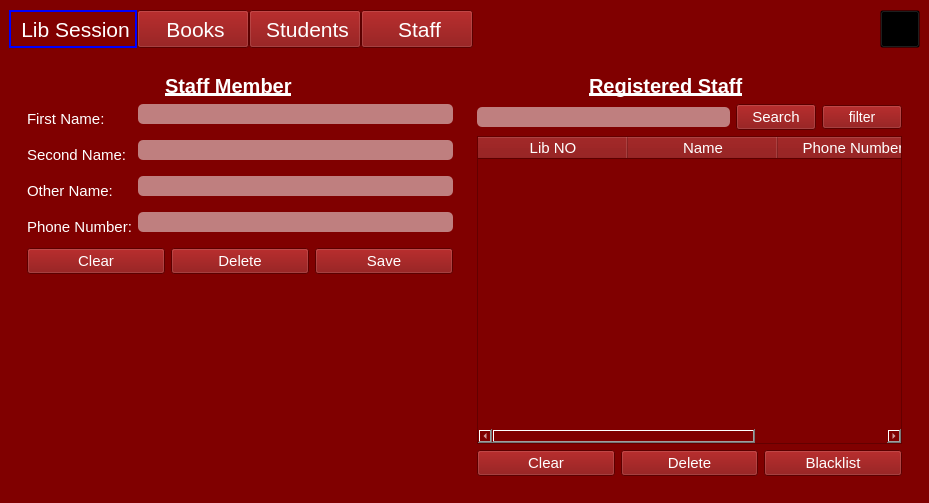
thaikum/Library-management, file UI/main2.ui: the form before one commit.
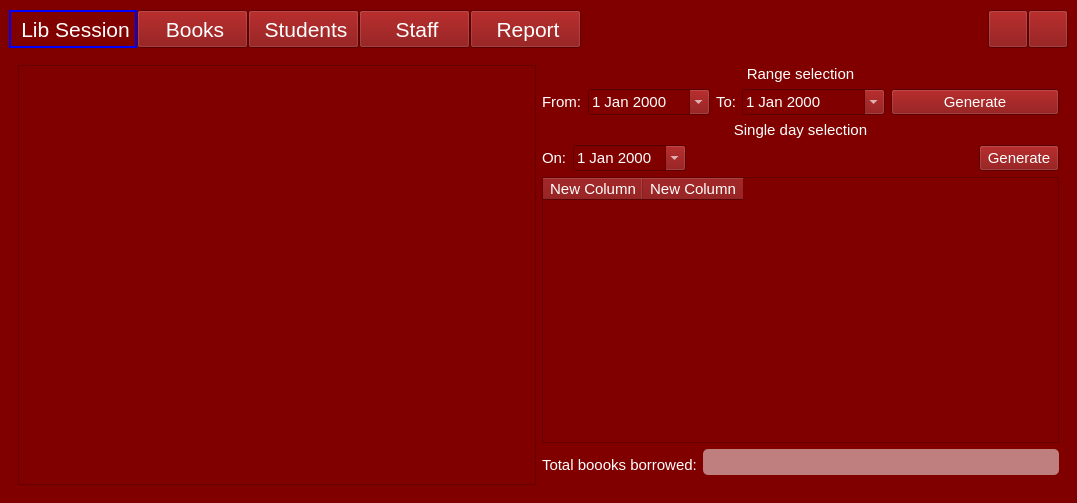
The form after the commit. The open tabs and pages were chosen to show the change. Icons and pictures are not drawn.

What changed in the file:
```diff
--- a/UI/main2.ui
+++ b/UI/main2.ui
@@ -6,7 +6,7 @@
    <rect>
     <x>0</x>
     <y>0</y>
-    <width>929</width>
+    <width>1077</width>
     <height>500</height>
    </rect>
   </property>
@@ -32,12 +32,15 @@
    <string>MainWindow</string>
   </property>
   <property name="styleSheet">
-   <string notr="true">background-color: #800000;
+   <string notr="true">background: #800000;
 color: rgb(255,255,255);
 font-size:12;
 
 </string>
   </property>
+  <property name="tabShape">
+   <enum>QTabWidget::Rounded</enum>
+  </property>
   <widget class="QWidget" name="centralwidget">
    <property name="sizePolicy">
     <sizepolicy hsizetype="Expanding" vsizetype="Expanding">
@@ -54,8 +57,379 @@
    <property name="layoutDirection">
     <enum>Qt::LeftToRight</enum>
    </property>
-   <layout class="QGridLayout" name="gridLayout">
-    <item row="1" column="0">
+   <property name="styleSheet">
+    <string notr="true">QLineEdit {
+    border-radius:5px;
+    margin:0px;
+    background-color:rgba(255,255,255,0.5);
+    margin-bottom:10px;
+    padding-left:3px;
+    color:black;
+}
+
+QPushButton:hover {
+    background-color:red;
+    color:black;
+    font-weight:bold;
+}
+
+QCheckBox::indicator {
+    width: 16px;
+    height: 16px;
+}
+
+QLabel[accessibleName = 'title']  {
+	text-decoration:underline;
+	font-size:20px;
+}
+
+QCheckBox::indicator:unchecked{
+	image: url(:images/square.png);
+}
+
+QCheckBox::indicator:checked {
+    image: url(:images/checkbox.png);
+}
+	</string>
+   </property>
+   <layout class="QVBoxLayout" name="verticalLayout_11">
+    <item>
+     <widget class="QWidget" name="horizontalWidget" native="true">
+      <property name="sizePolicy">
+       <sizepolicy hsizetype="Expanding" vsizetype="Expanding">
+        <horstretch>0</horstretch>
+        <verstretch>0</verstretch>
+       </sizepolicy>
+      </property>
+      <property name="maximumSize">
+       <size>
+        <width>2000</width>
+        <height>41</height>
+       </size>
+      </property>
+      <property name="autoFillBackground">
+       <bool>false</bool>
+      </property>
+      <property name="styleSheet">
+       <string notr="true"/>
+      </property>
+      <layout class="QHBoxLayout" name="horizontalLayout" stretch="0,0,0,0,0,0,0,0">
+       <property name="spacing">
+        <number>0</number>
+       </property>
+       <property name="leftMargin">
+        <number>0</number>
+       </property>
+       <property name="topMargin">
+        <number>0</number>
+       </property>
+       <property name="rightMargin">
+        <number>0</number>
+       </property>
+       <property name="bottomMargin">
+        <number>0</number>
+       </property>
+       <item>
+        <widget class="QPushButton" name="btnLibSession">
+         <property name="sizePolicy">
+          <sizepolicy hsizetype="Expanding" vsizetype="Expanding">
+           <horstretch>0</horstretch>
+           <verstretch>0</verstretch>
+          </sizepolicy>
+         </property>
+         <property name="maximumSize">
+          <size>
+           <width>200</width>
+           <height>38</height>
+          </size>
+         </property>
+         <property name="font">
+          <font>
+           <pointsize>16</pointsize>
+          </font>
+         </property>
+         <property name="autoFillBackground">
+          <bool>false</bool>
+         </property>
+         <property name="styleSheet">
+          <string notr="true">padding-left:10px;
+border:2px solid blue;
+padding-right:5px;</string>
+         </property>
+         <property name="text">
+          <string>Lib Session</string>
+         </property>
+         <property name="icon">
+          <iconset theme="icon.jpg">
+           <normaloff>../../../../../../../../../../../../../.designer/backup</normaloff>../../../../../../../../../../../../../.designer/backup</iconset>
+         </property>
+         <property name="autoDefault">
+          <bool>true</bool>
+         </property>
+        </widget>
+       </item>
+       <item>
+        <widget class="QPushButton" name="btnBooks">
+         <property name="sizePolicy">
+          <sizepolicy hsizetype="Expanding" vsizetype="Expanding">
+           <horstretch>0</horstretch>
+           <verstretch>0</verstretch>
+          </sizepolicy>
+         </property>
+         <property name="maximumSize">
+          <size>
+           <width>200</width>
+           <height>38</height>
+          </size>
+         </property>
+         <property name="font">
+          <font>
+           <pointsize>16</pointsize>
+          </font>
+         </property>
+         <property name="autoFillBackground">
+          <bool>false</bool>
+         </property>
+         <property name="styleSheet">
+          <string notr="true">padding-left:10px;
+padding-right:5px;</string>
+         </property>
+         <property name="text">
+          <string>Books</string>
+         </property>
+         <property name="autoDefault">
+          <bool>false</bool>
+         </property>
+        </widget>
+       </item>
+       <item>
+        <widget class="QPushButton" name="btnStudents">
+         <property name="sizePolicy">
+          <sizepolicy hsizetype="Expanding" vsizetype="Ignored">
+           <horstretch>0</horstretch>
+           <verstretch>0</verstretch>
+          </sizepolicy>
+         </property>
+         <property name="maximumSize">
+          <size>
+           <width>200</width>
+           <height>38</height>
+          </size>
+         </property>
+         <property name="font">
+          <font>
+           <pointsize>16</pointsize>
+          </font>
+         </property>
+         <property name="autoFillBackground">
+          <bool>false</bool>
+         </property>
+         <property name="styleSheet">
+          <string notr="true">padding-left:10px;
+padding-right:5px;</string>
+         </property>
+         <property name="text">
+          <string>Students</string>
+         </property>
+         <property name="autoDefault">
+          <bool>false</bool>
+         </property>
+        </widget>
+       </item>
+       <item>
+        <widget class="QPushButton" name="btnStaff">
+         <property name="sizePolicy">
+          <sizepolicy hsizetype="Expanding" vsizetype="Fixed">
+           <horstretch>0</horstretch>
+           <verstretch>0</verstretch>
+          </sizepolicy>
+         </property>
+         <property name="maximumSize">
+          <size>
+           <width>200</width>
+           <height>38</height>
+          </size>
+         </property>
+         <property name="font">
+          <font>
+           <pointsize>16</pointsize>
+          </font>
+         </property>
+         <property name="autoFillBackground">
+          <bool>false</bool>
+         </property>
+         <property name="styleSheet">
+          <string notr="true">padding-left:10px;
+padding-right:5px;</string>
+         </property>
+         <property name="text">
+          <string>Staff</string>
+         </property>
+         <property name="autoDefault">
+          <bool>false</bool>
+         </property>
+        </widget>
+       </item>
+       <item>
+        <widget class="QPushButton" name="btnReport">
+         <property name="sizePolicy">
+          <sizepolicy hsizetype="Expanding" vsizetype="Fixed">
+           <horstretch>0</horstretch>
+           <verstretch>0</verstretch>
+          </sizepolicy>
+         </property>
+         <property name="maximumSize">
+          <size>
+           <width>200</width>
+           <height>38</height>
+          </size>
+         </property>
+         <property name="font">
+          <font>
+           <pointsize>16</pointsize>
+          </font>
+         </property>
+         <property name="autoFillBackground">
+          <bool>false</bool>
+         </property>
+         <property name="styleSheet">
+          <string notr="true">padding-left:10px;
+padding-right:5px;</string>
+         </property>
+         <property name="text">
+          <string>Report</string>
+         </property>
+         <property name="icon">
+          <iconset>
+           <normalon>:/images/statistics.png</normalon>
+          </iconset>
+         </property>
+         <property name="iconSize">
+          <size>
+           <width>24</width>
+           <height>24</height>
+          </size>
+         </property>
+         <property name="autoDefault">
+          <bool>false</bool>
+         </property>
+        </widget>
+       </item>
+       <item>
+        <spacer name="horizontalSpacer">
+         <property name="maximumSize">
+          <size>
+           <width>407</width>
+           <height>41</height>
+          </size>
+         </property>
+         <property name="autoFillBackground">
+          <bool>false</bool>
+         </property>
+         <property name="orientation">
+          <enum>Qt::Horizontal</enum>
+         </property>
+         <property name="sizeHint" stdset="0">
+          <size>
+           <width>40</width>
+           <height>20</height>
+          </size>
+         </property>
+        </spacer>
+       </item>
+       <item>
+        <widget class="QPushButton" name="btnUsers">
+         <property name="sizePolicy">
+          <sizepolicy hsizetype="Expanding" vsizetype="Expanding">
+           <horstretch>0</horstretch>
+           <verstretch>0</verstretch>
+          </sizepolicy>
+         </property>
+         <property name="maximumSize">
+          <size>
+           <width>40</width>
+           <height>38</height>
+          </size>
+         </property>
+         <property name="font">
+          <font>
+           <pointsize>16</pointsize>
+          </font>
+         </property>
+         <property name="toolTip">
+          <string comment="Hello world" extracomment="Settings"/>
+         </property>
+         <property name="toolTipDuration">
+          <number>30</number>
+         </property>
+         <property name="accessibleName">
+          <string>hello_world</string>
+         </property>
+         <property name="autoFillBackground">
+          <bool>false</bool>
+         </property>
+         <property name="styleSheet">
+          <string notr="true"/>
+         </property>
+         <property name="text">
+          <string/>
+         </property>
+         <property name="iconSize">
+          <size>
+           <width>24</width>
+           <height>24</height>
+          </size>
+         </property>
+        </widget>
+       </item>
+       <item>
+        <widget class="QPushButton" name="btnSettings">
+         <property name="sizePolicy">
+          <sizepolicy hsizetype="Expanding" vsizetype="Expanding">
+           <horstretch>0</horstretch>
+           <verstretch>0</verstretch>
+          </sizepolicy>
+         </property>
+         <property name="maximumSize">
+          <size>
+           <width>40</width>
+           <height>38</height>
+          </size>
+         </property>
+         <property name="font">
+          <font>
+           <pointsize>16</pointsize>
+          </font>
+         </property>
+         <property name="toolTip">
+          <string comment="Hello world" extracomment="Settings"/>
+         </property>
+         <property name="toolTipDuration">
+          <number>30</number>
+         </property>
+         <property name="accessibleName">
+          <string>hello_world</string>
+         </property>
+         <property name="autoFillBackground">
+          <bool>false</bool>
+         </property>
+         <property name="styleSheet">
+          <string notr="true"/>
+         </property>
+         <property name="text">
+          <string/>
+         </property>
+         <property name="icon">
+          <iconset>
+           <normalon>../../../../../../../../.designer/backup/settings2.svg</normalon>
+          </iconset>
+         </property>
+        </widget>
+       </item>
+      </layout>
+     </widget>
+    </item>
+    <item>
      <widget class="QStackedWidget" name="pages">
       <property name="sizePolicy">
        <sizepolicy hsizetype="Expanding" vsizetype="Expanding">
@@ -512,7 +886,7 @@
        </layout>
       </widget>
       <widget class="QWidget" name="pgStaff">
-       <layout class="QHBoxLayout" name="horizontalLayout_27" stretch="0,0">
+       <layout class="QHBoxLayout" name="horizontalLayout_27" stretch="1,2">
         <item>
          <widget class="QFrame" name="frame">
           <layout class="QVBoxLayout" name="verticalLayout_7" stretch="0,1,0,2">
@@ -725,13 +1099,6 @@
                 </property>
                </widget>
               </item>
-              <item>
-               <widget class="QPushButton" name="pushButton_27">
-                <property name="text">
-                 <string>Search</string>
-                </property>
-               </widget>
-              </item>
               <item>
                <widget class="QPushButton" name="pushButton_28">
                 <property name="styleSheet">
@@ -806,6 +1173,206 @@
         </item>
        </layout>
       </widget>
+      <widget class="QWidget" name="pgSettings"/>
+      <widget class="QWidget" name="page"/>
+      <widget class="QWidget" name="pgReport">
+       <layout class="QHBoxLayout" name="horizontalLayout_28">
+        <item>
+         <widget class="QScrollArea" name="graphScroll">
+          <property name="verticalScrollBarPolicy">
+           <enum>Qt::ScrollBarAsNeeded</enum>
+          </property>
+          <property name="sizeAdjustPolicy">
+           <enum>QAbstractScrollArea::AdjustToContents</enum>
+          </property>
+          <property name="widgetResizable">
+           <bool>true</bool>
+          </property>
+          <widget class="QWidget" name="scrollAreaWidgetContents">
+           <property name="geometry">
+            <rect>
+             <x>0</x>
+             <y>0</y>
+             <width>516</width>
+             <height>418</height>
+            </rect>
+           </property>
+          </widget>
+         </widget>
+        </item>
+        <item>
+         <layout class="QVBoxLayout" name="verticalLayout_13">
+          <item>
+           <layout class="QVBoxLayout" name="verticalLayout_10">
+            <item>
+             <layout class="QVBoxLayout" name="verticalLayout_9">
+              <item>
+               <widget class="QLabel" name="label_7">
+                <property name="accessibleName">
+                 <string>title</string>
+                </property>
+                <property name="text">
+                 <string>Range selection</string>
+                </property>
+                <property name="alignment">
+                 <set>Qt::AlignCenter</set>
+                </property>
+               </widget>
+              </item>
+              <item>
+               <layout class="QHBoxLayout" name="horizontalLayout_16">
+                <item>
+                 <layout class="QFormLayout" name="formLayout_5">
+                  <item row="0" column="0">
+                   <widget class="QLabel" name="label_3">
+                    <property name="text">
+                     <string>From:</string>
+                    </property>
+                   </widget>
+                  </item>
+                  <item row="0" column="1">
+                   <widget class="QDateEdit" name="fromDate">
+                    <property name="calendarPopup">
+                     <bool>true</bool>
+                    </property>
+                   </widget>
+                  </item>
+                 </layout>
+                </item>
+                <item>
+                 <layout class="QFormLayout" name="formLayout_6">
+                  <item row="0" column="0">
+                   <widget class="QLabel" name="label_4">
+                    <property name="text">
+                     <string>To:</string>
+                    </property>
+                   </widget>
+                  </item>
+                  <item row="0" column="1">
+                   <widget class="QDateEdit" name="toDate">
+                    <property name="calendarPopup">
+                     <bool>true</bool>
+                    </property>
+                   </widget>
+                  </item>
+                 </layout>
+                </item>
+                <item>
+                 <widget class="QPushButton" name="generateRangeReport">
+                  <property name="text">
+                   <string>Generate</string>
+                  </property>
+                 </widget>
+                </item>
+               </layout>
+              </item>
+              <item>
+               <widget class="QLabel" name="label_22">
+                <property name="accessibleName">
+                 <string>title</string>
+                </property>
+                <property name="text">
+                 <string>Single day selection</string>
+                </property>
+                <property name="alignment">
+                 <set>Qt::AlignCenter</set>
+                </property>
+               </widget>
+              </item>
+              <item>
+               <layout class="QHBoxLayout" name="horizontalLayout_24">
+                <item>
+                 <layout class="QFormLayout" name="formLayout_7">
+                  <item row="0" column="0">
+                   <widget class="QLabel" name="label_5">
+                    <property name="text">
+                     <string>On:</string>
+                    </property>
+                   </widget>
+                  </item>
+                  <item row="0" column="1">
+                   <widget class="QDateEdit" name="onDate">
+                    <property name="calendarPopup">
+                     <bool>true</bool>
+                    </property>
+                   </widget>
+                  </item>
+                 </layout>
+                </item>
+                <item>
+                 <spacer name="horizontalSpacer_2">
+                  <property name="orientation">
+                   <enum>Qt::Horizontal</enum>
+                  </property>
+                  <property name="sizeHint" stdset="0">
+                   <size>
+                    <width>40</width>
+                    <height>20</height>
+                   </size>
+                  </property>
+                 </spacer>
+                </item>
+                <item>
+                 <widget class="QPushButton" name="generateOnReport">
+                  <property name="text">
+                   <string>Generate</string>
+                  </property>
+                 </widget>
+                </item>
+               </layout>
+              </item>
+             </layout>
+            </item>
+            <item>
+             <widget class="QTableWidget" name="tblReport">
+              <property name="contextMenuPolicy">
+               <enum>Qt::CustomContextMenu</enum>
+              </property>
+              <property name="selectionBehavior">
+               <enum>QAbstractItemView::SelectRows</enum>
+              </property>
+              <column>
+               <property name="text">
+                <string>New Column</string>
+               </property>
+              </column>
+              <column>
+               <property name="text">
+                <string>New Column</string>
+               </property>
+              </column>
+             </widget>
+            </item>
+           </layout>
+          </item>
+          <item>
+           <layout class="QFormLayout" name="formLayout_8">
+            <item row="0" column="0">
+             <widget class="QLabel" name="label_6">
+              <property name="text">
+               <string>Total boooks borrowed:</string>
+              </property>
+             </widget>
+            </item>
+            <item row="0" column="1">
+             <widget class="QLineEdit" name="txtTotalBooks">
+              <property name="styleSheet">
+               <string notr="true">font-size:20px;</string>
+              </property>
+              <property name="alignment">
+               <set>Qt::AlignRight|Qt::AlignTrailing|Qt::AlignVCenter</set>
+              </property>
+              <property name="readOnly">
+               <bool>true</bool>
+              </property>
+             </widget>
+            </item>
+           </layout>
+          </item>
+         </layout>
+        </item>
+       </layout>
+      </widget>
       <widget class="QWidget" name="pgStudents">
        <layout class="QHBoxLayout" name="horizontalLayout_12" stretch="0,0">
         <item>
@@ -1538,252 +2105,6 @@
       </widget>
      </widget>
     </item>
-    <item row="0" column="0">
-     <widget class="QWidget" name="horizontalWidget" native="true">
-      <property name="sizePolicy">
-       <sizepolicy hsizetype="Expanding" vsizetype="Expanding">
-        <horstretch>0</horstretch>
-        <verstretch>0</verstretch>
-       </sizepolicy>
-      </property>
-      <property name="maximumSize">
-       <size>
-        <width>2000</width>
-        <height>41</height>
-       </size>
-      </property>
-      <property name="autoFillBackground">
-       <bool>false</bool>
-      </property>
-      <property name="styleSheet">
-       <string notr="true"/>
-      </property>
-      <layout class="QHBoxLayout" name="horizontalLayout" stretch="0,0,0,0,0,0">
-       <property name="spacing">
-        <number>0</number>
-       </property>
-       <property name="leftMargin">
-        <number>0</number>
-       </property>
-       <property name="topMargin">
-        <number>0</number>
-       </property>
-       <property name="rightMargin">
-        <number>0</number>
-       </property>
-       <property name="bottomMargin">
-        <number>0</number>
-       </property>
-       <item>
-        <widget class="QPushButton" name="btnLibSession">
-         <property name="sizePolicy">
-          <sizepolicy hsizetype="Expanding" vsizetype="Expanding">
-           <horstretch>0</horstretch>
-           <verstretch>0</verstretch>
-          </sizepolicy>
-         </property>
-         <property name="maximumSize">
-          <size>
-           <width>200</width>
-           <height>38</height>
-          </size>
-         </property>
-         <property name="font">
-          <font>
-           <pointsize>16</pointsize>
-          </font>
-         </property>
-         <property name="autoFillBackground">
-          <bool>false</bool>
-         </property>
-         <property name="styleSheet">
-          <string notr="true">padding-left:10px;
-border:2px solid blue;
-padding-right:5px;</string>
-         </property>
-         <property name="text">
-          <string>Lib Session</string>
-         </property>
-         <property name="icon">
-          <iconset theme="icon.jpg">
-           <normaloff>../../../../../../../.designer/backup</normaloff>../../../../../../../.designer/backup</iconset>
-         </property>
-         <property name="autoDefault">
-          <bool>true</bool>
-         </property>
-        </widget>
-       </item>
-       <item>
-        <widget class="QPushButton" name="btnBooks">
-         <property name="sizePolicy">
-          <sizepolicy hsizetype="Expanding" vsizetype="Expanding">
-           <horstretch>0</horstretch>
-           <verstretch>0</verstretch>
-          </sizepolicy>
-         </property>
-         <property name="maximumSize">
-          <size>
-           <width>200</width>
-           <height>38</height>
-          </size>
-         </property>
-         <property name="font">
-          <font>
-           <pointsize>16</pointsize>
-          </font>
-         </property>
-         <property name="autoFillBackground">
-          <bool>false</bool>
-         </property>
-         <property name="styleSheet">
-          <string notr="true">padding-left:10px;
-padding-right:5px;</string>
-         </property>
-         <property name="text">
-          <string>Books</string>
-         </property>
-         <property name="autoDefault">
-          <bool>false</bool>
-         </property>
-        </widget>
-       </item>
-       <item>
-        <widget class="QPushButton" name="btnStudents">
-         <property name="sizePolicy">
-          <sizepolicy hsizetype="Expanding" vsizetype="Ignored">
-           <horstretch>0</horstretch>
-           <verstretch>0</verstretch>
-          </sizepolicy>
-         </property>
-         <property name="maximumSize">
-          <size>
-           <width>200</width>
-           <height>38</height>
-          </size>
-         </property>
-         <property name="font">
-          <font>
-           <pointsize>16</pointsize>
-          </font>
-         </property>
-         <property name="autoFillBackground">
-          <bool>false</bool>
-         </property>
-         <property name="styleSheet">
-          <string notr="true">padding-left:10px;
-padding-right:5px;</string>
-         </property>
-         <property name="text">
-          <string>Students</string>
-         </property>
-         <property name="autoDefault">
-          <bool>false</bool>
-         </property>
-        </widget>
-       </item>
-       <item>
-        <widget class="QPushButton" name="btnStaff">
-         <property name="sizePolicy">
-          <sizepolicy hsizetype="Expanding" vsizetype="Fixed">
-           <horstretch>0</horstretch>
-           <verstretch>0</verstretch>
-          </sizepolicy>
-         </property>
-         <property name="maximumSize">
-          <size>
-           <width>200</width>
-           <height>38</height>
-          </size>
-         </property>
-         <property name="font">
-          <font>
-           <pointsize>16</pointsize>
-          </font>
-         </property>
-         <property name="autoFillBackground">
-          <bool>false</bool>
-         </property>
-         <property name="styleSheet">
-          <string notr="true">padding-left:10px;
-padding-right:5px;</string>
-         </property>
-         <property name="text">
-          <string>Staff</string>
-         </property>
-         <property name="autoDefault">
-          <bool>false</bool>
-         </property>
-        </widget>
-       </item>
-       <item>
-        <spacer name="horizontalSpacer">
-         <property name="maximumSize">
-          <size>
-           <width>407</width>
-           <height>41</height>
-          </size>
-         </property>
-         <property name="autoFillBackground">
-          <bool>false</bool>
-         </property>
-         <property name="orientation">
-          <enum>Qt::Horizontal</enum>
-         </property>
-         <property name="sizeHint" stdset="0">
-          <size>
-           <width>40</width>
-           <height>20</height>
-          </size>
-         </property>
-        </spacer>
-       </item>
-       <item>
-        <widget class="QPushButton" name="btnSettings">
-         <property name="sizePolicy">
-          <sizepolicy hsizetype="Expanding" vsizetype="Expanding">
-           <horstretch>0</horstretch>
-           <verstretch>0</verstretch>
-          </sizepolicy>
-         </property>
-         <property name="maximumSize">
-          <size>
-           <width>40</width>
-           <height>38</height>
-          </size>
-         </property>
-         <property name="font">
-          <font>
-           <pointsize>16</pointsize>
-          </font>
-         </property>
-         <property name="toolTip">
-          <string comment="Hello world" extracomment="Settings"/>
-         </property>
-         <property name="toolTipDuration">
-          <number>8</number>
-         </property>
-         <property name="accessibleName">
-          <string>hello_world</string>
-         </property>
-         <property name="autoFillBackground">
-          <bool>false</bool>
-         </property>
-         <property name="styleSheet">
-          <string notr="true">background-color:transparent;</string>
-         </property>
-         <property name="text">
-          <string/>
-         </property>
-         <property name="icon">
-          <iconset>
-           <normalon>settings2.svg</normalon>
-          </iconset>
-         </property>
-        </widget>
-       </item>
-      </layout>
-     </widget>
-    </item>
    </layout>
   </widget>
  </widget>
```
Left out of the diff: 110 changed lines with no effect on the pictures.
